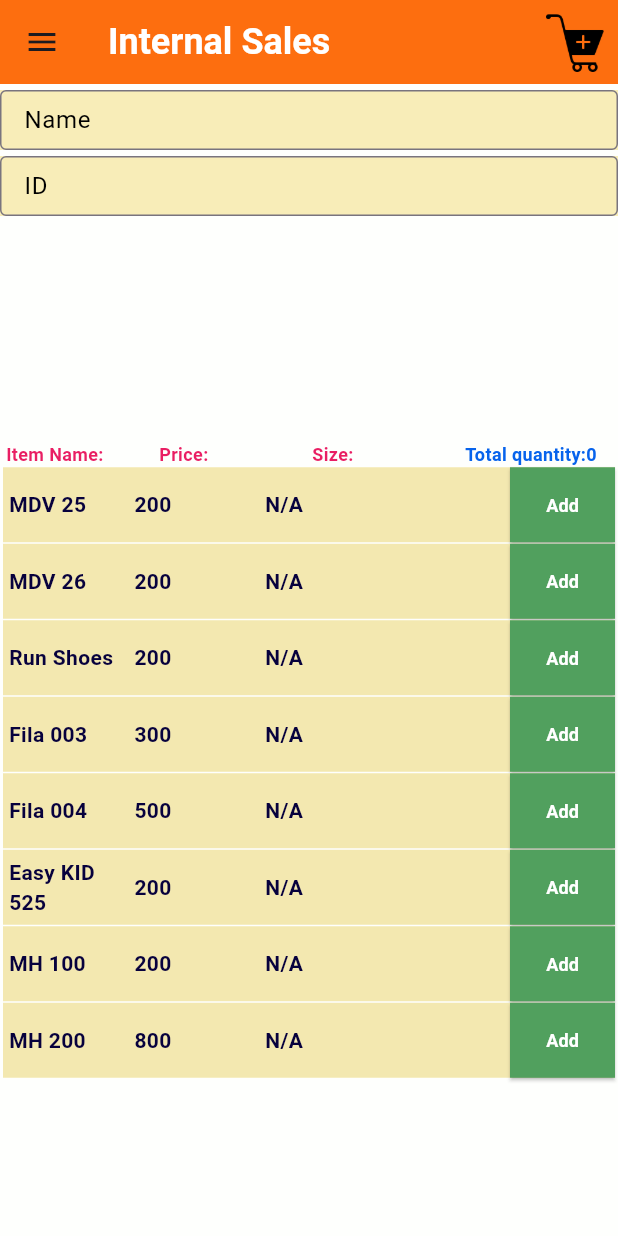
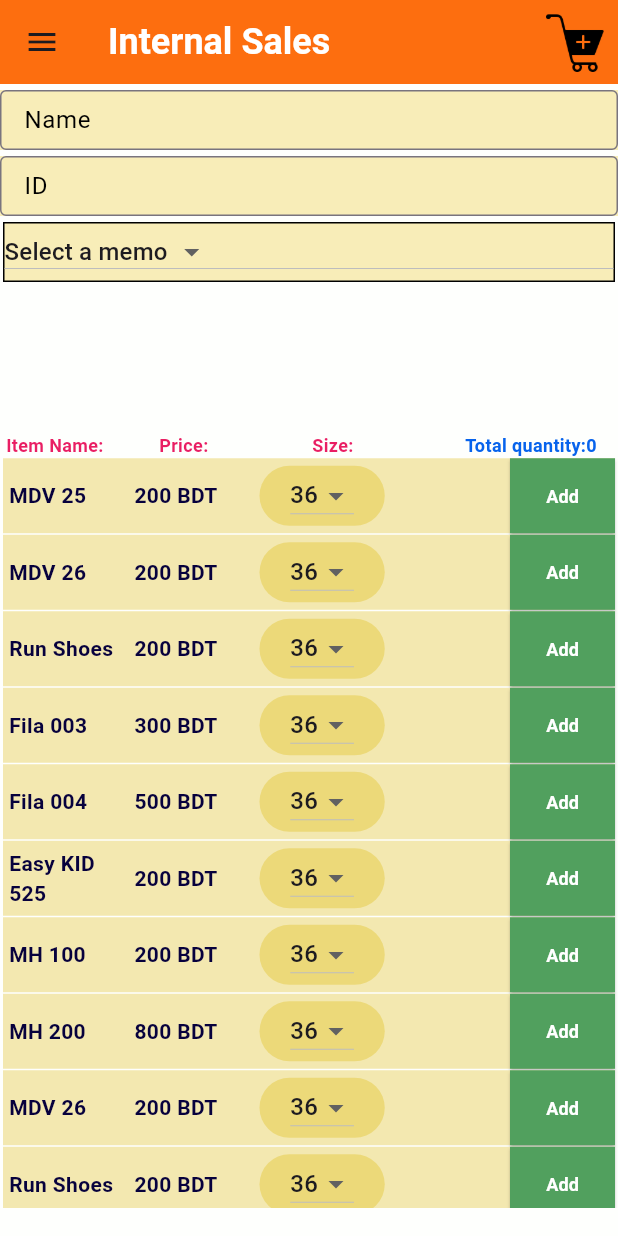
Before and after one commit to minhazmashfi/Niret_ERP, a Flutter app: the InternalState screen opened directly, on a phone screen of 412 x 824 dp. Run offline on Flutter 3.47's test engine with Material 3 defaults, Android fonts, the phone set to English and light mode, and no system bars; our stand-ins replace dotted_line, get, google_fonts; missing offline and left inert: assorted_layout_widgets, back_pressed, dart:ffi, flutter_popup_card; Roboto replaces fonts that are missing (Acme, Ubuntu).

Commit message:
Actual look on process

```diff
--- a/lib/approval_details.dart
+++ b/lib/approval_details.dart
@@ -165,17 +165,17 @@
                   ),
                   DottedLine(lineLength: double.infinity),
                   const SizedBox(height: 5,),
-                  Row(mainAxisAlignment: MainAxisAlignment.center,
+                  Row(mainAxisAlignment: MainAxisAlignment.end,
                   children: [Text('Total= ',style: GoogleFonts.bebasNeue(color: Colors.black,fontSize: 14,fontWeight: FontWeight.bold),),
             Text('800',style: GoogleFonts.bebasNeue(color: const Color.fromARGB(255, 228, 16, 16),fontSize: 14,fontWeight: FontWeight.bold),),
-            Text(' BDT',style: TextStyle(color: Color.fromARGB(255, 8, 8, 8),fontSize: 14),)
+            Text(' BDT',style: TextStyle(color: Color.fromARGB(255, 8, 8, 8),fontSize: 13),)
             ],),
                 ],
               ),
             ),
           ),
           const SizedBox(
-            height: 6,
+          height: 6,
           ),
           ElevatedButton(
               onPressed: () {},
--- a/lib/internal_sale.dart
+++ b/lib/internal_sale.dart
@@ -10,6 +10,8 @@
 import 'package:niret_app/sidebar.dart';
 
 class InternalState extends StatefulWidget {
+  final List<String> memo = ['Select a memo','maf/24/07/001', 'maf/24/07/002', 'maf/24/07/003'];
+
   @override
   State<InternalState> createState() {
     return _InternalState();
@@ -17,24 +19,30 @@
 }
 
 class _InternalState extends State<InternalState> {
-  var totalprice=0;
+  var totalprice = 0;
   var totalquan = 0;
   List<Map<String, Object>> itemInfo = [];
 
+  String selectedMemo = 'Select a memo';
+
   void quantityIncrease(List addedItems) {
-    itemInfo.add({'itemName': addedItems[0], 'price': addedItems[1]});
+    itemInfo.add({
+      'itemName': addedItems[0],
+      'price': addedItems[1],
+      'size': addedItems[2]
+    });
 
     setState(() {
       totalquan++;
       print(itemInfo);
     });
   }
-  void totalpricecal(int price,String action){
-    if (action=='add'){
-    totalprice=totalprice+price;
-    }
-    else{
-      totalprice=totalprice-price;
+
+  void totalpricecal(int price, String action) {
+    if (action == 'add') {
+      totalprice = totalprice + price;
+    } else {
+      totalprice = totalprice - price;
       print(totalprice);
     }
   }
@@ -42,7 +50,7 @@
   @override
   Widget build(context) {
     return Scaffold(
-      drawer: SideBar_IS(itemInfo,totalprice,totalpricecal),
+      drawer: SideBar_IS(itemInfo, totalprice, totalpricecal),
       appBar: AppBar(
         title: Text('Internal Sales',
             style: GoogleFonts.ubuntu(
@@ -56,42 +64,72 @@
                 Navigator.push(
                     context,
                     MaterialPageRoute(
-                      builder: (context) => CartPage(itemInfo,totalprice,totalpricecal),
+                      builder: (context) =>
+                          CartPage(itemInfo, totalprice, totalpricecal),
                     ));
               },
-              icon:  Image.asset('assets/images/cart.png'))
+              icon: Image.asset('assets/images/cart.png'))
         ],
       ),
       backgroundColor: Color.fromARGB(255, 254, 255, 253),
       body: SingleChildScrollView(
         child: Column(
-
           crossAxisAlignment: CrossAxisAlignment.start,
           children: [
-            const SizedBox(height: 4,),
+            const SizedBox(
+              height: 4,
+            ),
             TextFieldSales('Name'),
             const SizedBox(height: 4),
             TextFieldSales('ID'),
-            const SizedBox(height: 150),
-
+            const SizedBox(
+              height: 4,
+            ),
+            Container(
+              height: 40,
+              width: 600,
+              margin: EdgeInsets.only(left: 2,right:2),
+              decoration: BoxDecoration(
+                color: const Color.fromARGB(255, 248, 237, 184),
+                border: Border.all(color: Colors.black)
+              ),
+              child: DropdownButton(
+                items: widget.memo.map(
+                  (String memo) {
+                    print(memo);
+                    return DropdownMenuItem(
+                      child: Text(memo),
+                      value: memo,
+                    );
+                  },
+                ).toList(),
+                onChanged: (String? newvalue) {
+                  setState(() {
+                    selectedMemo = newvalue!;
+                  });
+                },
+                value: selectedMemo,
+              ),
+            ),
+            const SizedBox(height: 100),
             Row(
               children: [
-              const  SizedBox(width: 4),
-              const  Expanded(
-                    child:  Text(
+                const SizedBox(width: 4),
+                const Expanded(
+                    child: Text(
                   'Item Name:',
                   style: TextStyle(
                       fontSize: 12,
                       fontWeight: FontWeight.bold,
                       color: Colors.pink),
                 )),
-              const  Expanded(
+                const Expanded(
                     child: Text('Price:',
                         style: TextStyle(
                             fontSize: 12,
                             fontWeight: FontWeight.bold,
                             color: Colors.pink))),
-              const  Expanded(
+                const Expanded(
                     child: Text('Size:',
                         style: TextStyle(
                             fontSize: 12,
@@ -106,25 +144,31 @@
               ],
             ),
             SizedBox(
-              height: 450,
+              height: 500,
               child: ListView(
                 children: [
-                  ShoeListTiles(
-                      'MDV 25 ', 200, quantityIncrease, totalquan,totalpricecal),
-                  ShoeListTiles(
-                      'MDV 26 ', 200, quantityIncrease, totalquan,totalpricecal),
-                  ShoeListTiles(
-                      'Run Shoes', 200, quantityIncrease, totalquan,totalpricecal),
-                  ShoeListTiles(
-                      'Fila 003 ', 300, quantityIncrease, totalquan,totalpricecal),
-                  ShoeListTiles(
-                      'Fila 004 ', 500, quantityIncrease, totalquan,totalpricecal),
-                  ShoeListTiles(
-                      'Easy KID 525 ', 200, quantityIncrease, totalquan,totalpricecal),
-                  ShoeListTiles(
-                      'MH 100 ', 200, quantityIncrease, totalquan,totalpricecal),
-                  ShoeListTiles(
-                      'MH 200 ', 800, quantityIncrease, totalquan,totalpricecal)
+                  ShoeListTiles('MDV 25 ', 200, quantityIncrease, totalquan,
+                      totalpricecal),
+                  ShoeListTiles('MDV 26 ', 200, quantityIncrease, totalquan,
+                      totalpricecal),
+                  ShoeListTiles('Run Shoes', 200, quantityIncrease, totalquan,
+                      totalpricecal),
+                  ShoeListTiles('Fila 003 ', 300, quantityIncrease, totalquan,
+                      totalpricecal),
+                  ShoeListTiles('Fila 004 ', 500, quantityIncrease, totalquan,
+                      totalpricecal),
+                  ShoeListTiles('Easy KID 525 ', 200, quantityIncrease,
+                      totalquan, totalpricecal),
+                  ShoeListTiles('MH 100 ', 200, quantityIncrease, totalquan,
+                      totalpricecal),
+                  ShoeListTiles('MH 200 ', 800, quantityIncrease, totalquan,
+                      totalpricecal),
+                  ShoeListTiles('MDV 26 ', 200, quantityIncrease, totalquan,
+                      totalpricecal),
+                  ShoeListTiles('Run Shoes', 200, quantityIncrease, totalquan,
+                      totalpricecal),
+                  ShoeListTiles('Fila 004 ', 500, quantityIncrease, totalquan,
+                      totalpricecal),
                 ],
               ),
             ),
--- a/lib/shoelist_tiles.dart
+++ b/lib/shoelist_tiles.dart
@@ -1,19 +1,37 @@
 import 'package:flutter/cupertino.dart';
 import 'package:flutter/material.dart';
+import 'package:flutter/rendering.dart';
 import 'package:flutter/widgets.dart';
 import 'package:google_fonts/google_fonts.dart';
 import 'package:niret_app/internal_sale.dart';
+import 'package:niret_app/size_chart.dart';
+import 'package:flutter_popup_card/flutter_popup_card.dart';
 
-class ShoeListTiles extends StatelessWidget {
+class ShoeListTiles extends StatefulWidget {
   ShoeListTiles (this.labelText,this.price,this.quantityIncrease,this.total,this.totalpricecal, {super.key});
   final String labelText;
   final int price;
   final Function quantityIncrease;
   final int total;
   final Function totalpricecal;
+  List<String> sizeLists=[
+    '36',
+    '37',
+    '38',
+    '40',
+    '41',
+    '42',
+    '43',
+    '44'
+  ];
+@override
+State<ShoeListTiles> createState() {
+    return _ShoeListTiles();
+  }
+}
 
-
-
+class _ShoeListTiles extends State<ShoeListTiles> {
+  String dropdownvalue='36';
   @override
   Widget build(context) {
 
@@ -34,7 +52,7 @@
 
                       children:[ Expanded(
                         child: Text(
-                          labelText,
+                          widget.labelText,
                           style: GoogleFonts.ubuntuMono(
                               fontSize: 14, fontWeight: FontWeight.bold, color: Color.fromARGB(255, 7, 1, 61)),
                         ),
@@ -44,28 +62,63 @@
                           Expanded(
 
                             child: Text(
-                              price.toString(),
+                              widget.price.toString()+' BDT',
                               style: GoogleFonts.ubuntuMono(
                                   fontSize: 14, fontWeight: FontWeight.bold, color: Color.fromARGB(255, 7, 1, 61)),
                             ),
                           ),
 
                          Expanded(
-                            child: Text(
-                              ' N/A',
-                              style: GoogleFonts.ubuntuMono(
-                                  fontSize: 14, fontWeight: FontWeight.bold, color: Color.fromARGB(255, 7, 1, 61)),
-                            ),
+                            child: Container(
+                              height: 40,
+
+                              decoration: BoxDecoration(
+                                color: Color.fromARGB(255, 236, 217, 121),
+                                borderRadius: BorderRadius.all(Radius.circular(30))
+                              ),
+                              child:Center(
+                                child: DropdownButton(
+                                  menuMaxHeight: 120,
+
+                                    items: widget.sizeLists.map((String size) {
+                                      return DropdownMenuItem(
+
+                                        value:size,
+                                        child:Text(size) );
+                                    },
+                                    ).toList(),
+
+
+                                    onChanged: (String? newvalue){
+                                      setState((){
+                                         dropdownvalue= newvalue!;
+                                      });
+                                    }
+
+                                    ,
+                                    value: dropdownvalue ,
+                                  ),
+
+                              ) ,
+                            )
                           ),
 
                       const Spacer(),
                       ElevatedButton(onPressed: (){
-                      totalpricecal(price,'add');
+                      widget.totalpricecal(widget.price,'add');
                       List itemsummary=[];
-                      itemsummary.add(labelText);
-                      itemsummary.add(price);
-                      quantityIncrease(itemsummary);
-                      showDialog(context: context, builder:(context)=> const AlertDialog(content: Text('Successfully added to Cart'),alignment:Alignment.bottomCenter));
+                      itemsummary.add(widget.labelText);
+                      itemsummary.add(widget.price);
+                      itemsummary.add(dropdownvalue);
+                      widget.quantityIncrease(itemsummary);
+                      //showDialog(context: context, builder:(context)=> const AlertDialog(content: Text('Successfully added to Cart'),alignment:Alignment.bottomCenter));
+                     showPopupCard(context: context,
+                      builder: (context){
+                        return PopupCard(
+                      shape: RoundedRectangleBorder(borderRadius:BorderRadius.all(Radius.circular(30))),
+                      elevation: 30,
+                      child: SizeChart(widget.labelText));
+                      });
 
 
                       },
--- a/pubspec.yaml
+++ b/pubspec.yaml
@@ -40,6 +40,7 @@
   google_fonts: ^6.2.1
   dotted_line: ^3.2.2
   assorted_layout_widgets: ^9.0.2
+  flutter_popup_card: ^0.0.5
 
 
 
```
Also changed, not shown: lib/PopupRoute.dart (added, +47 -0 lines), lib/cart_page.dart (+4 -4 lines), lib/size_chart.dart (added, +31 -0 lines), pubspec.lock.
